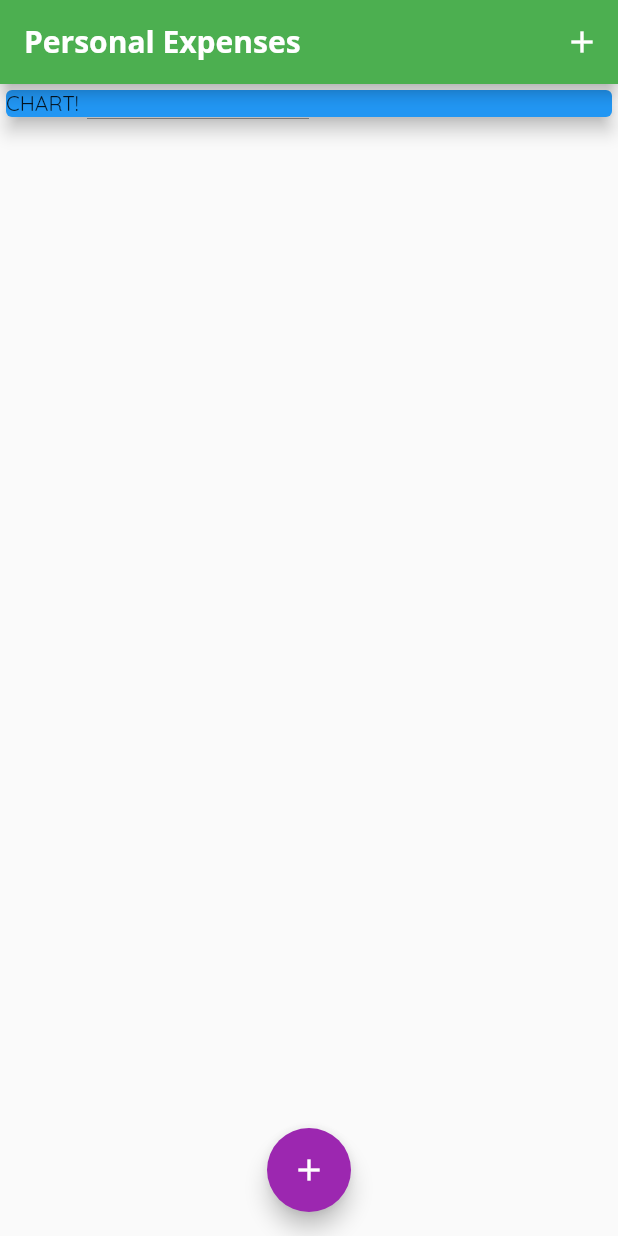
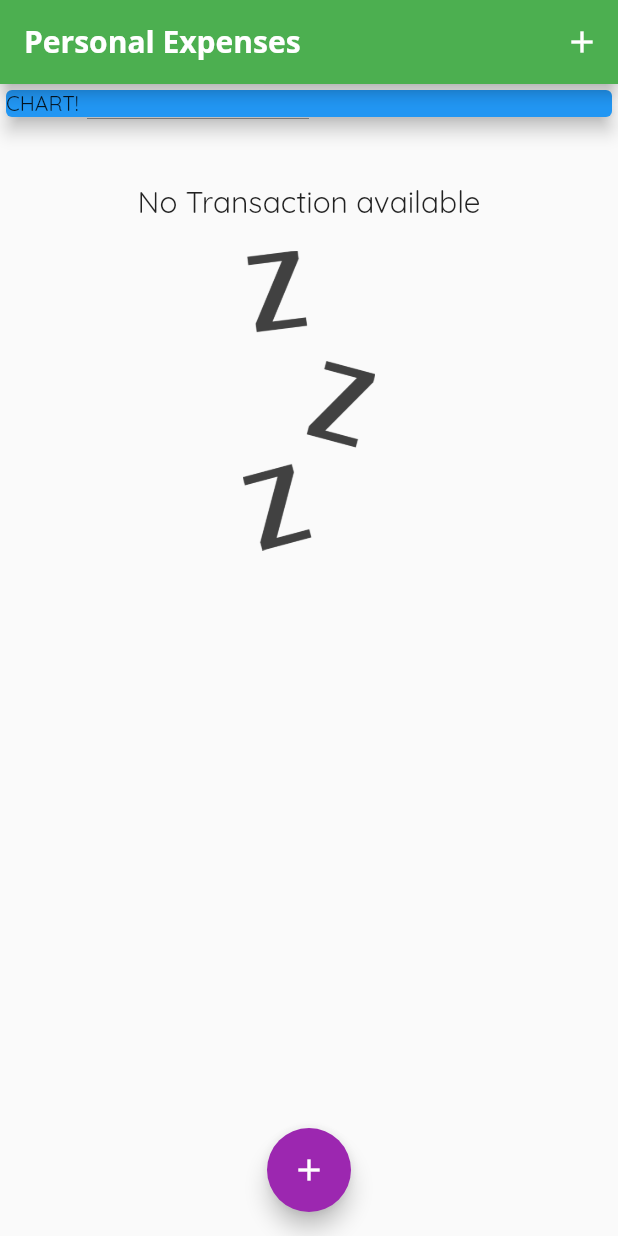
Before and after one commit to ShrikantaMazumder/personal-expenses, a Flutter app: the screen it shows after launch, on a phone screen of 412 x 824 dp. Run offline on Flutter 3.47's test engine with Material 2 defaults, Android fonts, the phone set to English and light mode, and no system bars.

Commit message:
bulk update

```diff
--- a/lib/widgets/transaction_list.dart
+++ b/lib/widgets/transaction_list.dart
@@ -10,7 +10,25 @@ class TransactionList extends StatelessWidget {
   Widget build(BuildContext context) {
     return Container(
       height: 300,
-      child: ListView.builder(
+      child: userTransaction.isEmpty
+          ? Column(
+              children: [
+                SizedBox(height: 40,),
+                Text(
+                  "No Transaction available",
+                  style: Theme.of(context).textTheme.headline6,
+                ),
+                SizedBox(height: 20,),
+                Container(
+                  height: 200,
+                  child: Image.asset(
+                    'assets/images/waiting.png',
+                    fit: BoxFit.cover,
+                  ),
+                ),
+              ],
+            )
+          : ListView.builder(
               itemBuilder: (context, index) {
                 return Card(
                   child: Row(
```
Also changed, not shown: lib/widgets/chart.dart (added, +31 -0 lines), pubspec.yaml (+4 -4 lines), assets/images/waiting.png (added). Lines whose indentation alone changed are shown as unchanged.
